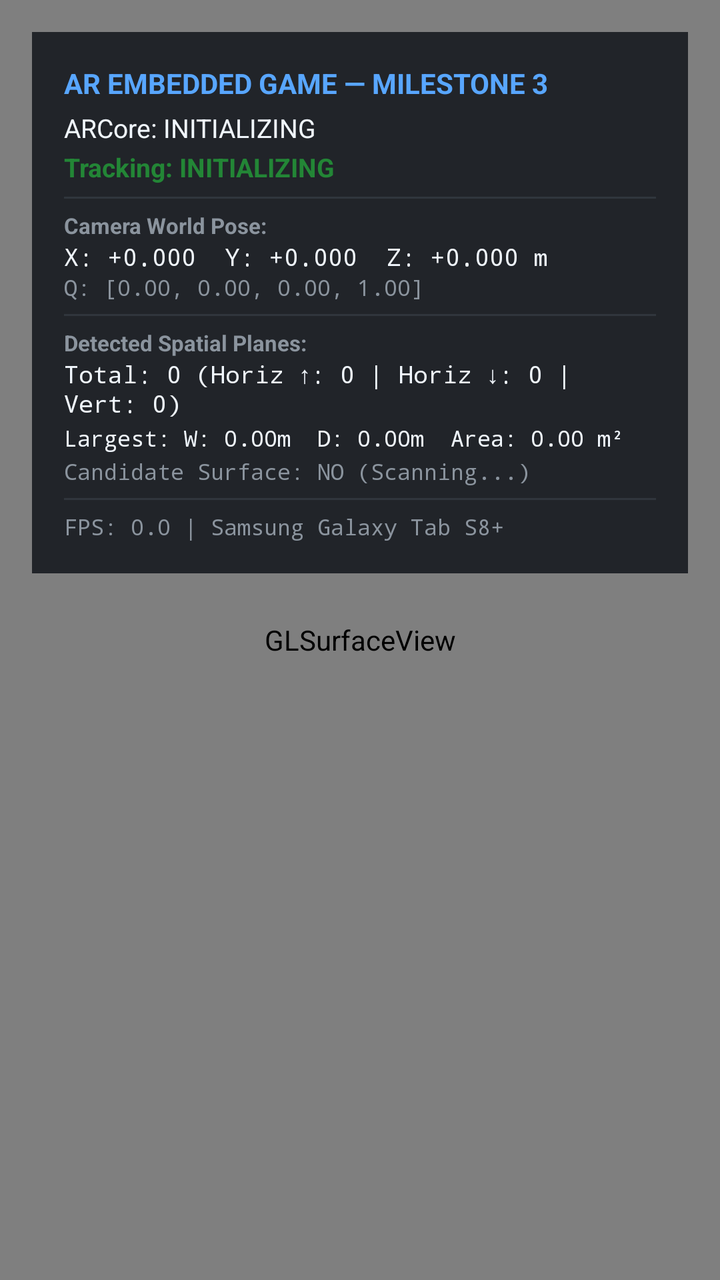
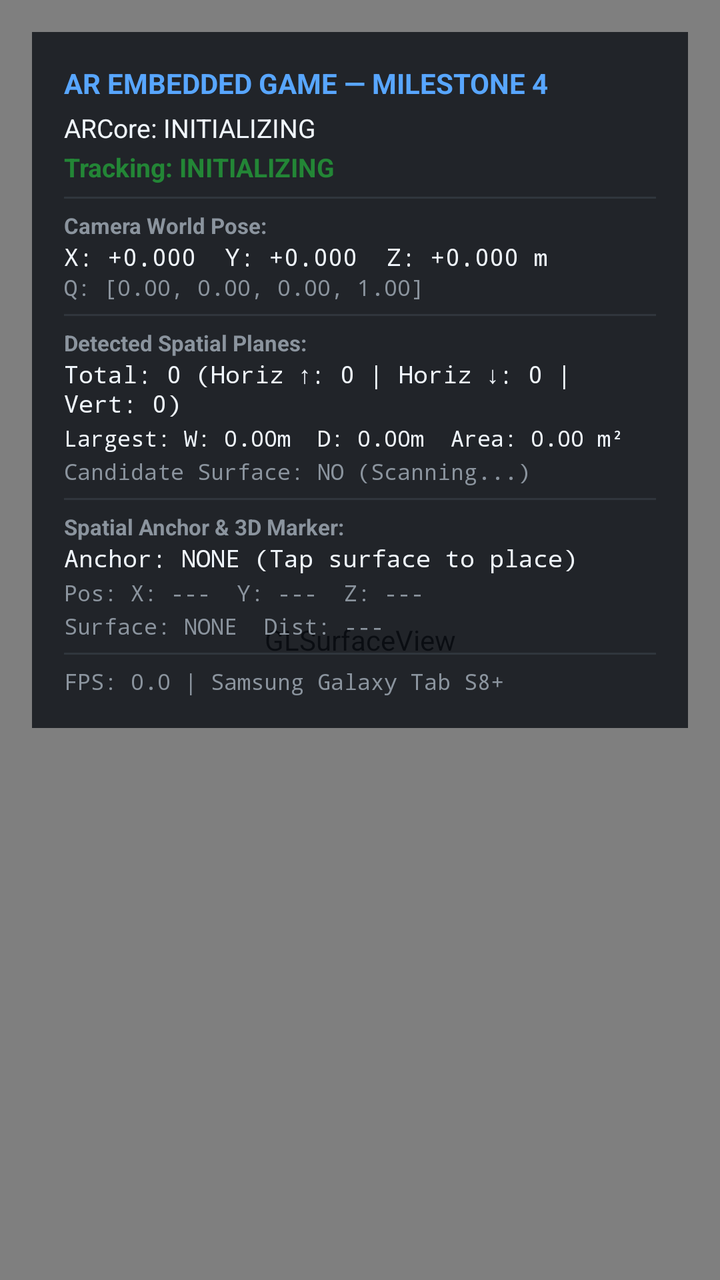

Compare the two renders of this Android layout. The source of the first and the diff that turns it into the second are given below.
<!-- AndroidManifest.xml: application theme Theme.ARGame -->
<!-- res/layout/activity_main.xml -->
<?xml version="1.0" encoding="utf-8"?>
<FrameLayout xmlns:android="http://schemas.android.com/apk/res/android"
    android:layout_width="match_parent"
    android:layout_height="match_parent"
    android:background="@color/bg_dark">

    
    <android.opengl.GLSurfaceView
        android:id="@+id/surfaceView"
        android:layout_width="match_parent"
        android:layout_height="match_parent" />

    
    <LinearLayout
        android:id="@+id/diagnosticsCard"
        android:layout_width="wrap_content"
        android:layout_height="wrap_content"
        android:layout_gravity="top|start"
        android:layout_margin="16dp"
        android:background="#D00D1117"
        android:orientation="vertical"
        android:padding="16dp">

        <TextView
            android:id="@+id/tvHeader"
            android:layout_width="wrap_content"
            android:layout_height="wrap_content"
            android:text="AR EMBEDDED GAME — MILESTONE 3"
            android:textColor="@color/accent_cyan"
            android:textSize="14sp"
            android:textStyle="bold" />

        <TextView
            android:id="@+id/tvArcoreStatus"
            android:layout_width="wrap_content"
            android:layout_height="wrap_content"
            android:layout_marginTop="4dp"
            android:text="ARCore: INITIALIZING"
            android:textColor="@color/text_primary"
            android:textSize="13sp" />

        <TextView
            android:id="@+id/tvTrackingStatus"
            android:layout_width="wrap_content"
            android:layout_height="wrap_content"
            android:layout_marginTop="2dp"
            android:text="Tracking: INITIALIZING"
            android:textColor="@color/accent_green"
            android:textSize="13sp"
            android:textStyle="bold" />

        <View
            android:layout_width="match_parent"
            android:layout_height="1dp"
            android:layout_marginTop="6dp"
            android:layout_marginBottom="6dp"
            android:background="#30363D" />

        <TextView
            android:layout_width="wrap_content"
            android:layout_height="wrap_content"
            android:text="Camera World Pose:"
            android:textColor="@color/text_secondary"
            android:textSize="11sp"
            android:textStyle="bold" />

        <TextView
            android:id="@+id/tvPosePosition"
            android:layout_width="wrap_content"
            android:layout_height="wrap_content"
            android:fontFamily="monospace"
            android:text="X: +0.000  Y: +0.000  Z: +0.000 m"
            android:textColor="@color/text_primary"
            android:textSize="12sp" />

        <TextView
            android:id="@+id/tvPoseRotation"
            android:layout_width="wrap_content"
            android:layout_height="wrap_content"
            android:fontFamily="monospace"
            android:text="Q: [0.00, 0.00, 0.00, 1.00]"
            android:textColor="@color/text_secondary"
            android:textSize="11sp" />

        <View
            android:layout_width="match_parent"
            android:layout_height="1dp"
            android:layout_marginTop="6dp"
            android:layout_marginBottom="6dp"
            android:background="#30363D" />

        
        <TextView
            android:layout_width="wrap_content"
            android:layout_height="wrap_content"
            android:text="Detected Spatial Planes:"
            android:textColor="@color/text_secondary"
            android:textSize="11sp"
            android:textStyle="bold" />

        <TextView
            android:id="@+id/tvPlanesSummary"
            android:layout_width="wrap_content"
            android:layout_height="wrap_content"
            android:fontFamily="monospace"
            android:text="Total: 0 (Horiz ↑: 0 | Horiz ↓: 0 | Vert: 0)"
            android:textColor="@color/text_primary"
            android:textSize="12sp" />

        <TextView
            android:id="@+id/tvLargestPlane"
            android:layout_width="wrap_content"
            android:layout_height="wrap_content"
            android:layout_marginTop="2dp"
            android:fontFamily="monospace"
            android:text="Largest: W: 0.00m  D: 0.00m  Area: 0.00 m²"
            android:textColor="@color/text_primary"
            android:textSize="11sp" />

        <TextView
            android:id="@+id/tvCandidateFloor"
            android:layout_width="wrap_content"
            android:layout_height="wrap_content"
            android:layout_marginTop="2dp"
            android:fontFamily="monospace"
            android:text="Candidate Surface: NO (Scanning...)"
            android:textColor="@color/text_secondary"
            android:textSize="11sp" />

        <View
            android:layout_width="match_parent"
            android:layout_height="1dp"
            android:layout_marginTop="6dp"
            android:layout_marginBottom="6dp"
            android:background="#30363D" />

        <TextView
            android:id="@+id/tvPerformance"
            android:layout_width="wrap_content"
            android:layout_height="wrap_content"
            android:fontFamily="monospace"
            android:text="FPS: 0.0 | Samsung Galaxy Tab S8+"
            android:textColor="@color/text_secondary"
            android:textSize="11sp" />

    </LinearLayout>

    
    <LinearLayout
        android:id="@+id/permissionRationaleContainer"
        android:layout_width="match_parent"
        android:layout_height="match_parent"
        android:background="#F00D1117"
        android:gravity="center"
        android:orientation="vertical"
        android:padding="32dp"
        android:visibility="gone">

        <TextView
            android:layout_width="wrap_content"
            android:layout_height="wrap_content"
            android:gravity="center"
            android:text="Camera Permission Required"
            android:textColor="@color/text_primary"
            android:textSize="22sp"
            android:textStyle="bold" />

        <TextView
            android:layout_width="wrap_content"
            android:layout_height="wrap_content"
            android:layout_marginTop="16dp"
            android:gravity="center"
            android:text="This Embedded Systems AR application requires access to the tablet's camera to perform real-time visual-inertial odometry, surface detection, and spatial tracking."
            android:textColor="@color/text_secondary"
            android:textSize="15sp" />

        <Button
            android:id="@+id/btnGrantPermission"
            android:layout_width="wrap_content"
            android:layout_height="wrap_content"
            android:layout_marginTop="24dp"
            android:backgroundTint="@color/accent_cyan"
            android:text="Grant Camera Permission"
            android:textColor="@color/bg_dark" />

    </LinearLayout>

</FrameLayout>
<!-- resources referenced by this layout -->
<resources>
  <color name="accent_cyan">#FF58A6FF</color>
  <color name="accent_green">#FF238636</color>
  <color name="bg_dark">#FF0D1117</color>
  <color name="text_primary">#FFF0F6FC</color>
  <color name="text_secondary">#FF8B949E</color>
  <style name="Theme.ARGame" parent="Theme.MaterialComponents.DayNight.NoActionBar">
          <item name="colorPrimary">@color/accent_cyan</item>
          <item name="colorPrimaryVariant">@color/purple_700</item>
          <item name="colorOnPrimary">@color/white</item>
          <item name="android:statusBarColor">@color/bg_dark</item>
          <item name="android:windowBackground">@color/bg_dark</item>
      </style>
  <color name="purple_700">#FF3700B3</color>
  <color name="white">#FFFFFFFF</color>
</resources>

<!-- the commit's change to res/layout/activity_main.xml (unified diff, before → after) -->
@@ -25,7 +25,7 @@
             android:id="@+id/tvHeader"
             android:layout_width="wrap_content"
             android:layout_height="wrap_content"
-            android:text="AR EMBEDDED GAME — MILESTONE 3"
+            android:text="AR EMBEDDED GAME — MILESTONE 4"
             android:textColor="@color/accent_cyan"
             android:textSize="14sp"
             android:textStyle="bold" />
@@ -126,6 +126,63 @@
             android:text="Candidate Surface: NO (Scanning...)"
             android:textColor="@color/text_secondary"
             android:textSize="11sp" />
+
+        <View
+            android:layout_width="match_parent"
+            android:layout_height="1dp"
+            android:layout_marginTop="6dp"
+            android:layout_marginBottom="6dp"
+            android:background="#30363D" />
+
+        
+        <TextView
+            android:layout_width="wrap_content"
+            android:layout_height="wrap_content"
+            android:text="Spatial Anchor &amp; 3D Marker:"
+            android:textColor="@color/text_secondary"
+            android:textSize="11sp"
+            android:textStyle="bold" />
+
+        <TextView
+            android:id="@+id/tvAnchorStatus"
+            android:layout_width="wrap_content"
+            android:layout_height="wrap_content"
+            android:fontFamily="monospace"
+            android:text="Anchor: NONE (Tap surface to place)"
+            android:textColor="@color/text_primary"
+            android:textSize="12sp" />
+
+        <TextView
+            android:id="@+id/tvAnchorPose"
+            android:layout_width="wrap_content"
+            android:layout_height="wrap_content"
+            android:layout_marginTop="2dp"
+            android:fontFamily="monospace"
+            android:text="Pos: X: ---  Y: ---  Z: ---"
+            android:textColor="@color/text_secondary"
+            android:textSize="11sp" />
+
+        <TextView
+            android:id="@+id/tvAnchorSurface"
+            android:layout_width="wrap_content"
+            android:layout_height="wrap_content"
+            android:layout_marginTop="2dp"
+            android:fontFamily="monospace"
+            android:text="Surface: NONE  Dist: ---"
+            android:textColor="@color/text_secondary"
+            android:textSize="11sp" />
+
+        <Button
+            android:id="@+id/btnResetAnchor"
+            android:layout_width="match_parent"
+            android:layout_height="36dp"
+            android:layout_marginTop="6dp"
+            android:backgroundTint="#21262D"
+            android:text="RESET MARKER"
+            android:textColor="@color/accent_cyan"
+            android:textSize="11sp"
+            android:textStyle="bold"
+            android:visibility="gone" />
 
         <View
             android:layout_width="match_parent"
